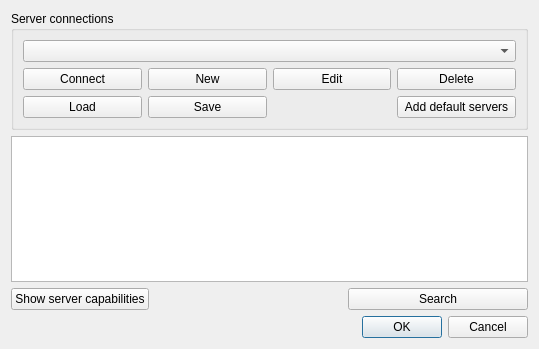
Before: the Qt Designer form cswclientdialogbase.ui in nextgis/qgis_cswclient, drawn with Qt 5.
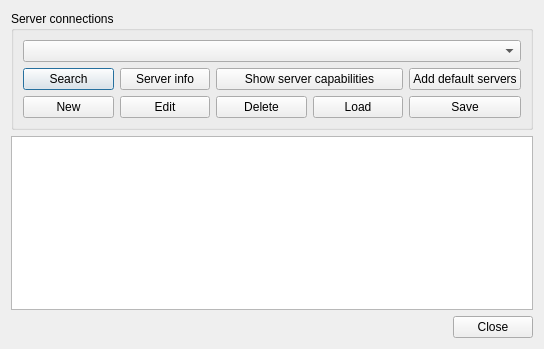
After: the same form once the commit is applied.

Commit message: GUI cleanup (main and search dialogs) fix error with renaming existing connection activate first connection after adding default servers add new servers and remove obsolete from list of the default servers

What changed in the file:
```diff
--- a/cswclientdialogbase.ui
+++ b/cswclientdialogbase.ui
@@ -6,7 +6,7 @@
    <rect>
     <x>0</x>
     <y>0</y>
-    <width>539</width>
+    <width>544</width>
     <height>349</height>
    </rect>
   </property>
@@ -14,111 +14,98 @@
    <string>CSW Client</string>
   </property>
   <layout class="QGridLayout" name="gridLayout_2">
-   <item row="0" column="0" colspan="4">
+   <item row="0" column="0" colspan="3">
     <widget class="QGroupBox" name="groupBox">
      <property name="title">
       <string>Server connections</string>
      </property>
      <layout class="QGridLayout" name="gridLayout">
+      <item row="0" column="0" colspan="5">
+       <widget class="QComboBox" name="cmbConnections">
+        <property name="sizePolicy">
+         <sizepolicy hsizetype="Preferred" vsizetype="Fixed">
+          <horstretch>0</horstretch>
+          <verstretch>0</verstretch>
+         </sizepolicy>
+        </property>
+       </widget>
+      </item>
       <item row="1" column="0">
-       <widget class="QPushButton" name="btnConnect">
+       <widget class="QPushButton" name="btnSearch">
         <property name="text">
-         <string>Connect</string>
+         <string>Search</string>
         </property>
        </widget>
       </item>
       <item row="1" column="1">
+       <widget class="QPushButton" name="btnSrvInfo">
+        <property name="text">
+         <string>Server info</string>
+        </property>
+       </widget>
+      </item>
+      <item row="3" column="0">
        <widget class="QPushButton" name="btnNew">
         <property name="text">
          <string>New</string>
         </property>
        </widget>
       </item>
-      <item row="1" column="2">
+      <item row="3" column="4">
+       <widget class="QPushButton" name="btnSave">
+        <property name="text">
+         <string>Save</string>
+        </property>
+       </widget>
+      </item>
+      <item row="3" column="3">
+       <widget class="QPushButton" name="btnLoad">
+        <property name="text">
+         <string>Load</string>
+        </property>
+       </widget>
+      </item>
+      <item row="3" column="1">
        <widget class="QPushButton" name="btnEdit">
         <property name="text">
          <string>Edit</string>
         </property>
        </widget>
       </item>
-      <item row="1" column="3">
+      <item row="3" column="2">
        <widget class="QPushButton" name="btnDelete">
         <property name="text">
          <string>Delete</string>
         </property>
        </widget>
       </item>
-      <item row="2" column="0">
-       <widget class="QPushButton" name="btnLoad">
-        <property name="text">
-         <string>Load</string>
-        </property>
-       </widget>
-      </item>
-      <item row="2" column="1">
-       <widget class="QPushButton" name="btnSave">
-        <property name="text">
-         <string>Save</string>
-        </property>
-       </widget>
-      </item>
-      <item row="2" column="3">
+      <item row="1" column="4">
        <widget class="QPushButton" name="btnDefault">
         <property name="text">
          <string>Add default servers</string>
         </property>
        </widget>
       </item>
-      <item row="0" column="0" colspan="4">
-       <widget class="QComboBox" name="cmbConnections">
-        <property name="sizePolicy">
-         <sizepolicy hsizetype="Preferred" vsizetype="Fixed">
-          <horstretch>0</horstretch>
-          <verstretch>0</verstretch>
-         </sizepolicy>
+      <item row="1" column="2" colspan="2">
+       <widget class="QPushButton" name="btnShowCapabilities">
+        <property name="text">
+         <string>Show server capabilities</string>
         </property>
        </widget>
       </item>
      </layout>
     </widget>
    </item>
-   <item row="1" column="0" colspan="4">
+   <item row="1" column="0" colspan="3">
     <widget class="QTextEdit" name="textCapabilities"/>
    </item>
-   <item row="2" column="3">
-    <widget class="QPushButton" name="btnSearch">
-     <property name="text">
-      <string>Search</string>
-     </property>
-    </widget>
-   </item>
-   <item row="3" column="3">
+   <item row="2" column="2">
     <widget class="QDialogButtonBox" name="buttonBox">
      <property name="orientation">
       <enum>Qt::Horizontal</enum>
      </property>
      <property name="standardButtons">
-      <set>QDialogButtonBox::Cancel|QDialogButtonBox::Ok</set>
-     </property>
-    </widget>
-   </item>
-   <item row="2" column="2">
-    <spacer name="horizontalSpacer">
-     <property name="orientation">
-      <enum>Qt::Horizontal</enum>
-     </property>
-     <property name="sizeHint" stdset="0">
-      <size>
-       <width>40</width>
-       <height>20</height>
-      </size>
-     </property>
-    </spacer>
-   </item>
-   <item row="2" column="0">
-    <widget class="QPushButton" name="btnShowCapabilities">
-     <property name="text">
-      <string>Show server capabilities</string>
+      <set>QDialogButtonBox::Close</set>
      </property>
     </widget>
    </item>
```
The commit also changes 10 other files.
